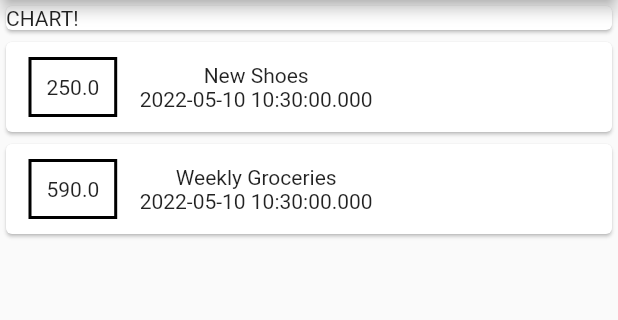
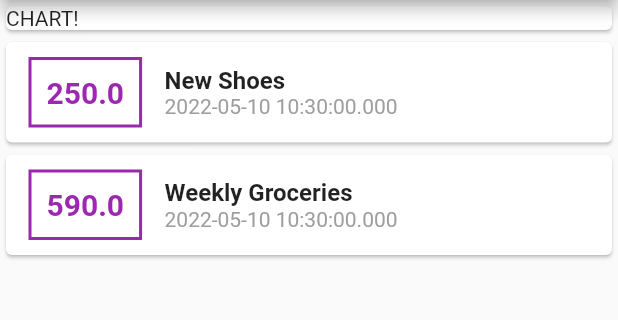
Before and after one commit to pulkitkhandelwal29/Expense-Tracker-App, a Flutter app: the screen it shows after launch, on a phone screen of 412 x 824 dp, the part 84-404 px from its top. Run offline on Flutter 3.47's test engine with Material 2 defaults, Android fonts, the phone set to English and light mode, and no system bars.

Commit message:
Styling Text for items

```diff
--- a/lib/main.dart
+++ b/lib/main.dart
@@ -53,13 +53,14 @@ class MyHomePage extends StatelessWidget {
               child: Row(
                 children: <Widget>[
                   Container(
+                    //styling
                     margin: EdgeInsets.symmetric(
                       vertical: 10,
                       horizontal: 15,
                     ),
                     decoration: BoxDecoration(
                       border: Border.all(
-                        color: Colors.black,
+                        color: Colors.purple,
                         width: 2,
                       ),
                     ),
@@ -67,12 +68,30 @@ class MyHomePage extends StatelessWidget {
                     //double needs to be converted to string for Text
                     child: Text(
                       tx.amount.toString(),
+                      style: TextStyle(
+                        fontWeight: FontWeight.bold,
+                        fontSize: 20,
+                        color: Colors.purple,
+                      ),
                     ),
                   ),
                   Column(
+                    //will make left alignment
+                    crossAxisAlignment: CrossAxisAlignment.start,
                     children: [
-                      Text(tx.title),
-                      Text(tx.date.toString()),
+                      Text(
+                        tx.title,
+                        style: TextStyle(
+                          fontSize: 16,
+                          fontWeight: FontWeight.bold,
+                        ),
+                      ),
+                      Text(
+                        tx.date.toString(),
+                        style: TextStyle(
+                          color: Colors.grey,
+                        ),
+                      ),
                     ],
                   )
                 ],
```
